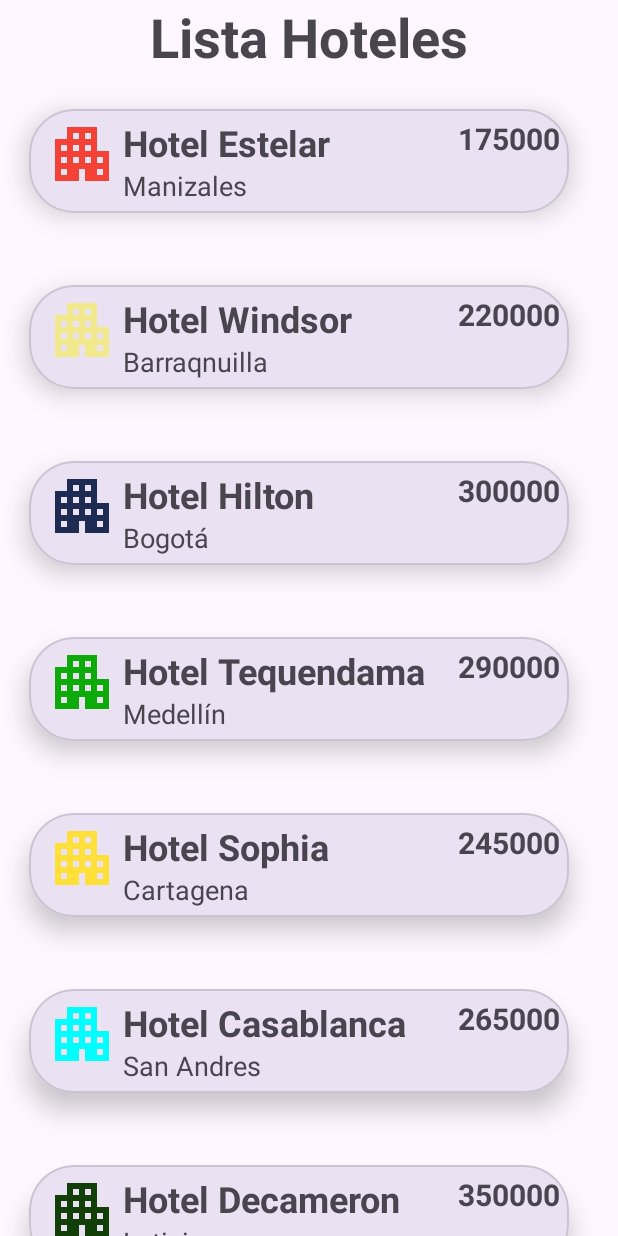
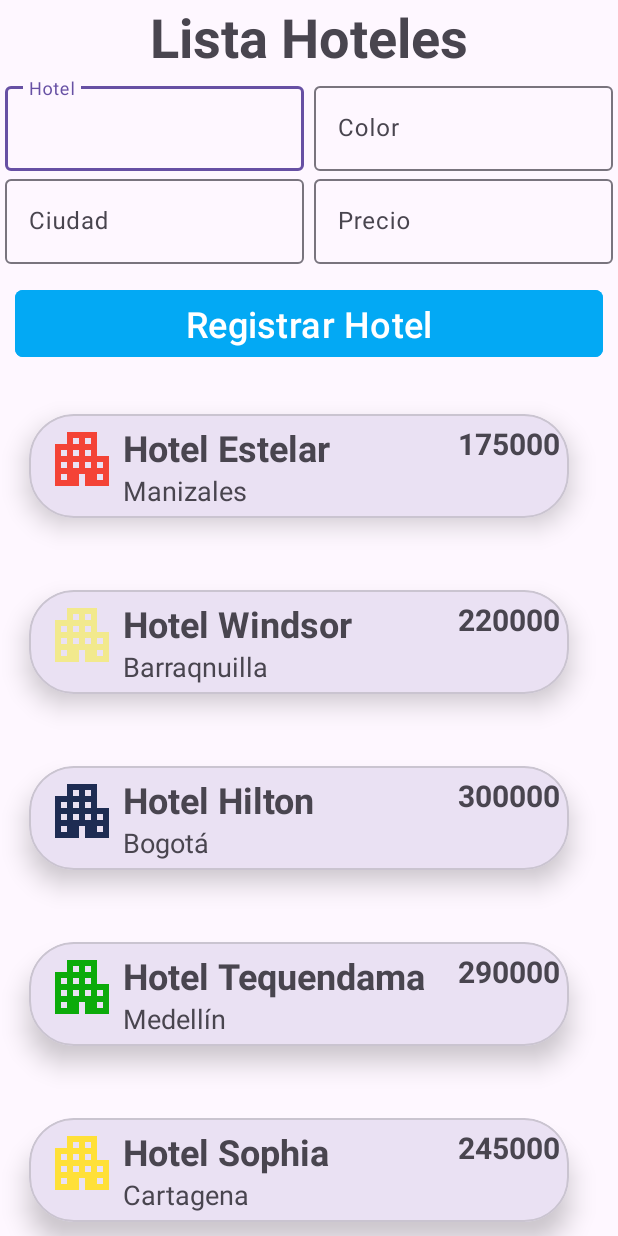
Before and after one commit to luispipe/RecyclerViewExample_04, an Android app: the screen it shows after launch (MainActivity), on a phone screen of 412 x 824 dp. Run offline under Robolectric (Android 15) with nearby library versions, the phone set to English and light mode, and no system bars.

Commit message:
Commit 3

```diff
--- a/app/src/main/res/layout/activity_main.xml
+++ b/app/src/main/res/layout/activity_main.xml
@@ -7,7 +7,7 @@
     android:orientation="vertical"
     tools:context=".MainActivity">
 
-    <TextView
+    <com.google.android.material.textview.MaterialTextView
         android:id="@+id/tvTitle"
         android:layout_width="match_parent"
         android:layout_height="wrap_content"
@@ -16,6 +16,81 @@
         android:textSize="36sp"
         android:textStyle="bold"
          />
+    <com.google.android.material.circularreveal.CircularRevealLinearLayout
+        android:layout_width="match_parent"
+        android:layout_height="wrap_content"
+        android:orientation="horizontal"
+        >
+        <com.google.android.material.circularreveal.CircularRevealLinearLayout
+            android:layout_width="wrap_content"
+            android:layout_height="wrap_content"
+            android:layout_weight="1"
+            android:layout_margin="3dp"
+            android:orientation="vertical">
+            <com.google.android.material.textfield.TextInputLayout
+                android:id="@+id/tiName"
+                android:layout_width="match_parent"
+                android:layout_height="match_parent"
+                android:hint="Hotel"
+                >
+                <com.google.android.material.textfield.TextInputEditText
+                    android:layout_width="match_parent"
+                    android:layout_height="wrap_content"
+                    android:inputType="text"/>
+            </com.google.android.material.textfield.TextInputLayout>
+            <com.google.android.material.textfield.TextInputLayout
+                android:id="@+id/tiCity"
+                android:layout_width="match_parent"
+                android:layout_height="match_parent"
+                android:hint="Ciudad"
+                >
+                <com.google.android.material.textfield.TextInputEditText
+                    android:layout_width="match_parent"
+                    android:layout_height="wrap_content"
+                    android:inputType="text"/>
+            </com.google.android.material.textfield.TextInputLayout>
+        </com.google.android.material.circularreveal.CircularRevealLinearLayout>
+        <com.google.android.material.circularreveal.CircularRevealLinearLayout
+            android:layout_width="wrap_content"
+            android:layout_height="wrap_content"
+            android:layout_weight="1"
+            android:layout_margin="3dp"
+            android:orientation="vertical">
+            <com.google.android.material.textfield.TextInputLayout
+                android:id="@+id/tiColor"
+                android:layout_width="match_parent"
+                android:layout_height="match_parent"
+                android:hint="Color"
+                >
+                <com.google.android.material.textfield.TextInputEditText
+                    android:layout_width="match_parent"
+                    android:layout_height="wrap_content"
+                    android:inputType="text"/>
+            </com.google.android.material.textfield.TextInputLayout>
+            <com.google.android.material.textfield.TextInputLayout
+                android:id="@+id/tiValue"
+                android:layout_width="match_parent"
+                android:layout_height="match_parent"
+                android:hint="Precio"
+                >
+                <com.google.android.material.textfield.TextInputEditText
+                    android:layout_width="match_parent"
+                    android:layout_height="wrap_content"
+                    android:inputType="text"/>
+            </com.google.android.material.textfield.TextInputLayout>
+        </com.google.android.material.circularreveal.CircularRevealLinearLayout>
+    </com.google.android.material.circularreveal.CircularRevealLinearLayout>
+    <com.google.android.material.button.MaterialButton
+        android:id="@+id/btnRegister"
+        android:layout_width="match_parent"
+        android:layout_height="wrap_content"
+        android:text="Registrar Hotel"
+        android:textSize="24sp"
+        app:cornerRadius="5dp"
+        android:layout_margin="10dp"
+        android:backgroundTint="#03A9F4"
+        />
+
     <androidx.recyclerview.widget.RecyclerView
         android:id="@+id/rvItems"
         android:layout_width="match_parent"
```
